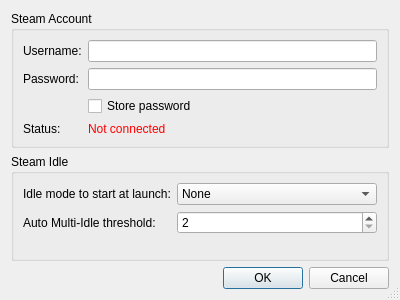
First picture: the form in steam_idle_qt/ui/settings.ui, repository jayme-github/steam_idle, before the edit.
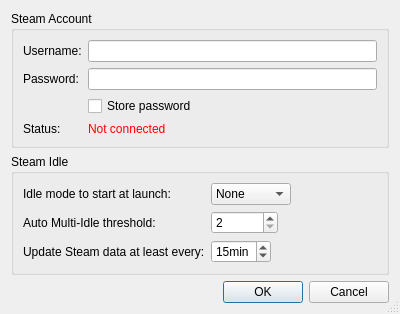
Second picture: the form after the edit.

Commit message: Add maximum refresh time as config option

Patch:
```diff
--- a/steam_idle_qt/ui/settings.ui
+++ b/steam_idle_qt/ui/settings.ui
@@ -89,6 +89,9 @@
       <string>Steam Idle</string>
      </property>
      <layout class="QFormLayout" name="formLayout_2">
+      <property name="fieldGrowthPolicy">
+       <enum>QFormLayout::ExpandingFieldsGrow</enum>
+      </property>
       <item row="0" column="0">
        <widget class="QLabel" name="labelAutostart">
         <property name="text">
@@ -147,6 +150,29 @@
         </property>
        </widget>
       </item>
+      <item row="2" column="0">
+       <widget class="QLabel" name="labelMaxRefreshTime">
+        <property name="text">
+         <string>Update Steam data at least every:</string>
+        </property>
+       </widget>
+      </item>
+      <item row="2" column="1">
+       <widget class="QSpinBox" name="spinBoxMaxRefreshTime">
+        <property name="suffix">
+         <string>min</string>
+        </property>
+        <property name="minimum">
+         <number>1</number>
+        </property>
+        <property name="maximum">
+         <number>60</number>
+        </property>
+        <property name="value">
+         <number>15</number>
+        </property>
+       </widget>
+      </item>
      </layout>
     </widget>
    </item>
```
The commit also changes 3 other files.
